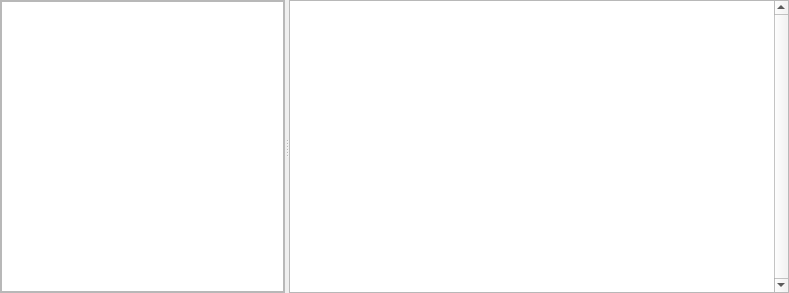
Qt form plotwidget.ui (bendalab/NixView) before a commit.
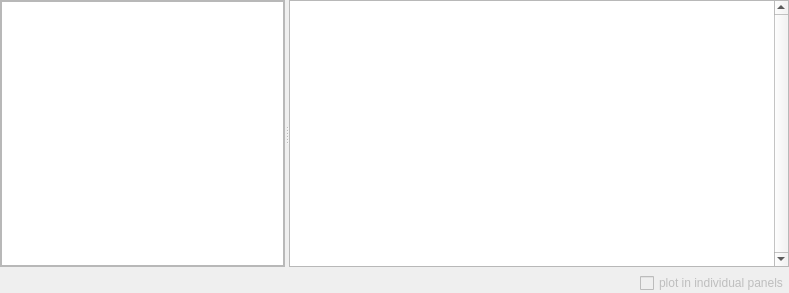
The same form after that commit.

Commit message: [plotwidget.ui] add checkbox to select ho multiple lines are handeled

Diff of the .ui file:
```diff
--- a/plotwidget.ui
+++ b/plotwidget.ui
@@ -22,7 +22,7 @@
   <property name="styleSheet">
    <string notr="true"/>
   </property>
-  <layout class="QHBoxLayout" name="horizontalLayout">
+  <layout class="QVBoxLayout" name="verticalLayout_3">
    <property name="leftMargin">
     <number>0</number>
    </property>
@@ -58,8 +58,8 @@
         <rect>
          <x>0</x>
          <y>0</y>
-         <width>280</width>
-         <height>291</height>
+         <width>269</width>
+         <height>264</height>
         </rect>
        </property>
        <property name="sizePolicy">
@@ -122,7 +122,7 @@
          <x>0</x>
          <y>0</y>
          <width>482</width>
-         <height>291</height>
+         <height>264</height>
         </rect>
        </property>
        <property name="sizePolicy">
@@ -161,6 +161,16 @@
      </widget>
     </widget>
    </item>
+   <item alignment="Qt::AlignRight">
+    <widget class="QCheckBox" name="multiPlotCheckBox">
+     <property name="enabled">
+      <bool>false</bool>
+     </property>
+     <property name="text">
+      <string>plot in individual panels</string>
+     </property>
+    </widget>
+   </item>
   </layout>
  </widget>
  <resources/>
```
